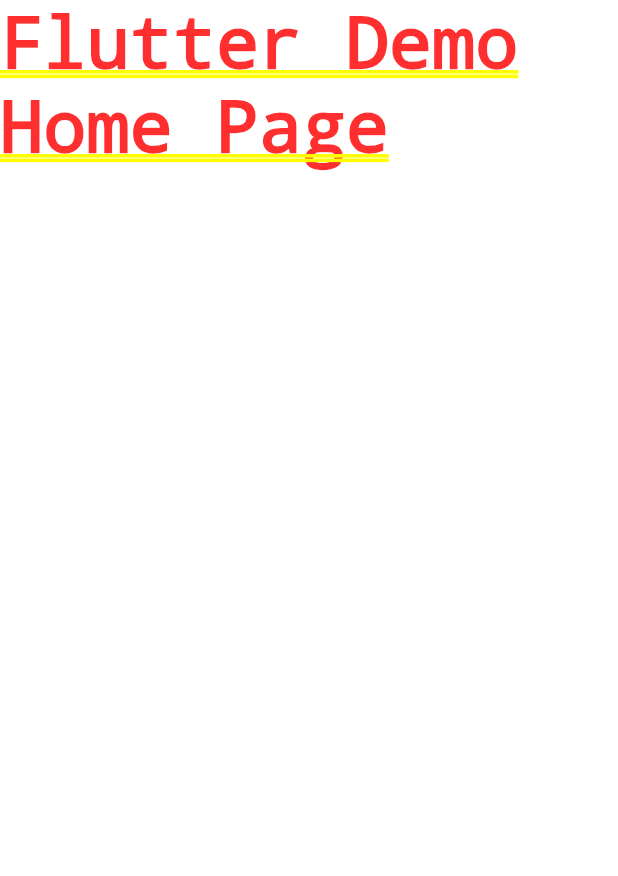
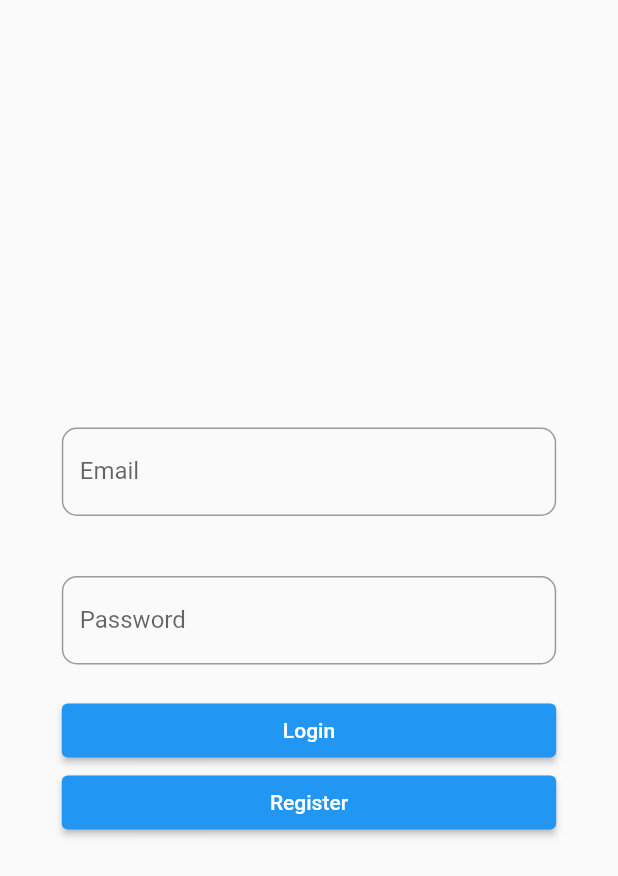
Before and after one commit to youhane/lnt_final_project, a Flutter app: the screen it shows after launch, on a phone screen of 412 x 824 dp. Shown: the top 876 px of the screen. Run offline on Flutter 3.47's test engine with Material 2 defaults, Android fonts, the phone set to English and light mode, and no system bars; our stand-ins replace firebase_core; accounts and stored records are empty.

Commit message:
made login register page

```diff
--- a/lnt_final_project/lib/main.dart
+++ b/lnt_final_project/lib/main.dart
@@ -1,5 +1,6 @@
 import 'package:firebase_core/firebase_core.dart';
 import 'package:flutter/material.dart';
+import 'package:lnt_final_project/pages/login_register.dart';
 
 void main () async {
   WidgetsFlutterBinding.ensureInitialized();
@@ -14,7 +15,7 @@
   Widget build(BuildContext context) {
     return MaterialApp(
       title: 'Flutter Demo',
-      home: const Text('Flutter Demo Home Page'),
+      home: const LoginRegister(),
     );
   }
 }
--- /dev/null
+++ b/lnt_final_project/lib/pages/login_register.dart
@@ -0,0 +1,73 @@
+import 'package:flutter/material.dart';
+
+
+class LoginRegister extends StatefulWidget {
+  const LoginRegister({ Key? key }) : super(key: key);
+
+  @override
+  State<LoginRegister> createState() => _LoginRegisterState();
+}
+
+class _LoginRegisterState extends State<LoginRegister> {
+  TextEditingController _emailController = TextEditingController();
+  TextEditingController _passwordController = TextEditingController();
+
+  @override
+  Widget build(BuildContext context) {
+    return Scaffold(
+      body: SizedBox(
+        width: MediaQuery.of(context).size.width,
+        height: MediaQuery.of(context).size.height,
+        child: Column(
+          mainAxisAlignment: MainAxisAlignment.center,
+          children: [
+            Container(
+              padding: EdgeInsets.only(bottom: 20, top: 20),
+              width: MediaQuery.of(context).size.width * 0.8,
+              child: TextFormField(
+                controller: _emailController,
+                decoration: InputDecoration(
+                  labelText: 'Email',
+                  border: OutlineInputBorder(
+                    borderRadius: BorderRadius.circular(10.0),
+                  ),
+                ),
+              ),
+            ),
+            Container(
+              padding: EdgeInsets.only(bottom: 20, top: 20),
+              width: MediaQuery.of(context).size.width * 0.8,
+              child: TextFormField(
+                controller: _passwordController,
+                decoration: InputDecoration(
+                  labelText: 'Password',
+                  border: OutlineInputBorder(
+                    borderRadius: BorderRadius.circular(10.0),
+                  ),
+                ),
+              ),
+            ),
+            SizedBox(
+              width: MediaQuery.of(context).size.width * 0.8,
+              child: ElevatedButton(
+                onPressed: () {
+                  // Navigator.pushNamed(context, '/home');
+                },
+                child: Text('Login'),
+              ),
+            ),
+            SizedBox(
+              width: MediaQuery.of(context).size.width * 0.8,
+              child: ElevatedButton(
+                onPressed: () {
+                  // Navigator.pushNamed(context, '/home');
+                },
+                child: Text('Register'),
+              ),
+            ),
+          ],
+        )
+      ),
+    );
+  }
+}
```
